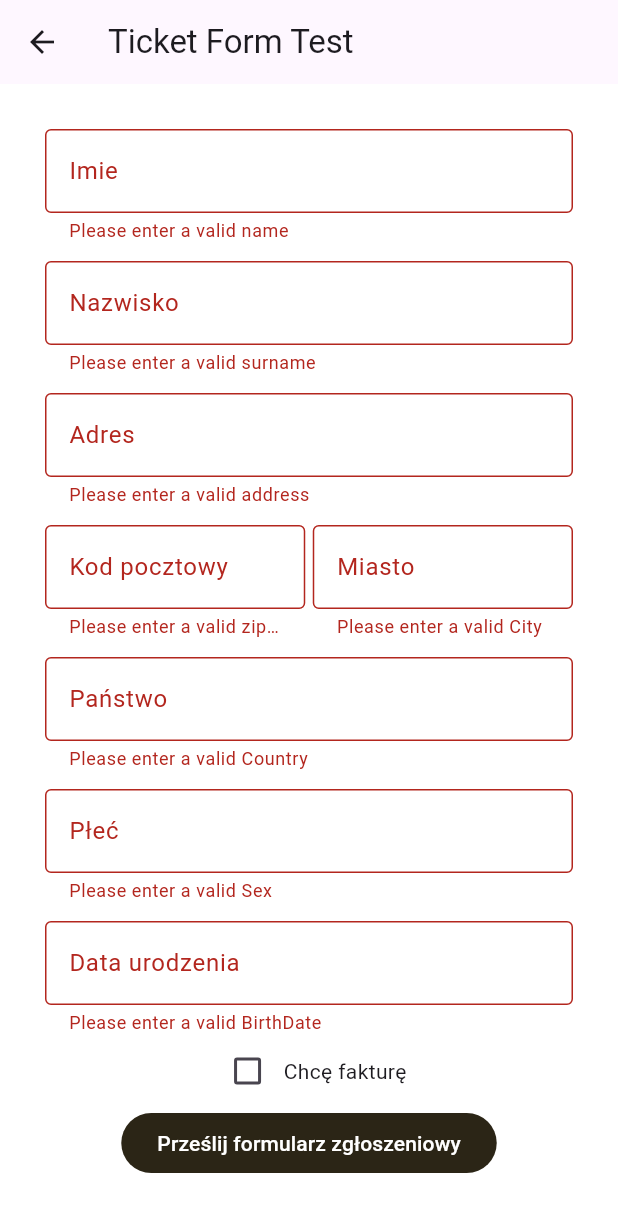
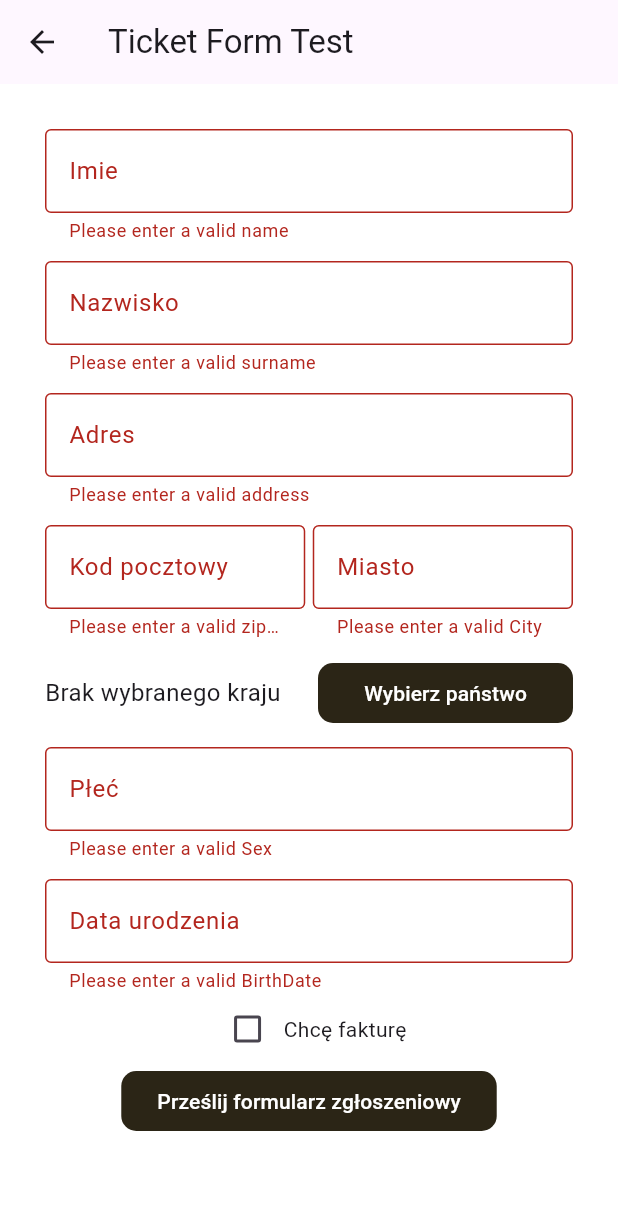
Before and after one commit to MaciejCiesielsk/PyrcampApp, a Flutter app: the FormScreen screen opened directly, after a tap on "Prześlij formularz zgłoszeniowy", on a phone screen of 412 x 824 dp. Shown: the top 1212 px of the screen. Run offline on Flutter 3.47's test engine with Material 3 defaults, Android fonts, the phone set to English and light mode, and no system bars; our stand-ins replace cloud_firestore, country_picker, firebase_auth, firebase_core; accounts and stored records are empty.

Commit message:
added country selector

```diff
--- a/pyrcamp_app/lib/screens/ticket_form_screen.dart
+++ b/pyrcamp_app/lib/screens/ticket_form_screen.dart
@@ -1,3 +1,4 @@
+import 'package:country_picker/country_picker.dart';
 import 'package:flutter/material.dart';
 import 'package:firebase_core/firebase_core.dart';
 import 'package:cloud_firestore/cloud_firestore.dart';
@@ -53,6 +54,10 @@ class _FormScreenState extends State<FormScreen> {
   }
 
   @override
+  void initState() {
+    super.initState();
+  }
+
   Widget build(BuildContext context) {
     return Scaffold(
       appBar: AppBar(
@@ -180,19 +185,36 @@ class _FormScreenState extends State<FormScreen> {
                           ),
 
                           // COUNTRY
-                          TextFormField(
-                              decoration: const InputDecoration(
-                                  labelText: 'Państwo',
-                                  border: OutlineInputBorder()),
-                              validator: (value) {
-                                if (value == null || value.trim().isEmpty) {
-                                  return 'Please enter a valid Country';
-                                }
-                                return null;
-                              },
-                              onSaved: (enteredValue) {
-                                _enteredCountry = enteredValue!;
-                              }),
+                          Row(
+                            children: [
+                              Expanded(
+                                child: Text(
+                                  _enteredCountry.isEmpty
+                                      ? 'Brak wybranego kraju'
+                                      : _enteredCountry,
+                                  style: const TextStyle(fontSize: 16),
+                                ),
+                              ),
+                              const SizedBox(
+                                width: 12,
+                              ),
+                              Expanded(
+                                child: ElevatedButton(
+                                  onPressed: () {
+                                    showCountryPicker(
+                                      context: context,
+                                      onSelect: (Country country) {
+                                        setState(() {
+                                          _enteredCountry = country.displayName;
+                                        });
+                                      },
+                                    );
+                                  },
+                                  child: const Text('Wybierz państwo'),
+                                ),
+                              ),
+                            ],
+                          ),
                           const SizedBox(
                             height: 12,
                           ),
--- a/pyrcamp_app/lib/utils/theme/custom_themes/elevated_button_theme.dart
+++ b/pyrcamp_app/lib/utils/theme/custom_themes/elevated_button_theme.dart
@@ -7,6 +7,9 @@ class PElevatedButtonTheme{
     style: ElevatedButton.styleFrom( // styleFrom is a simpler way to apply Button Style
       foregroundColor: const Color.fromARGB(255, 255, 255, 255),
       backgroundColor: const Color.fromARGB(255, 43, 37, 22),
+      shape: RoundedRectangleBorder(
+        borderRadius: BorderRadius.circular(10)
+      ),
       elevation: 0,
     ),
   );
--- a/pyrcamp_app/pubspec.yaml
+++ b/pyrcamp_app/pubspec.yaml
@@ -38,7 +38,7 @@ dependencies:
   firebase_core: ^3.4.0
   firebase_auth: ^5.2.0
   cloud_firestore: ^5.3.0
-
+  country_picker: ^2.0.26
 dev_dependencies:
   flutter_test:
     sdk: flutter
```
Also changed, not shown: pyrcamp_app/pubspec.lock.
